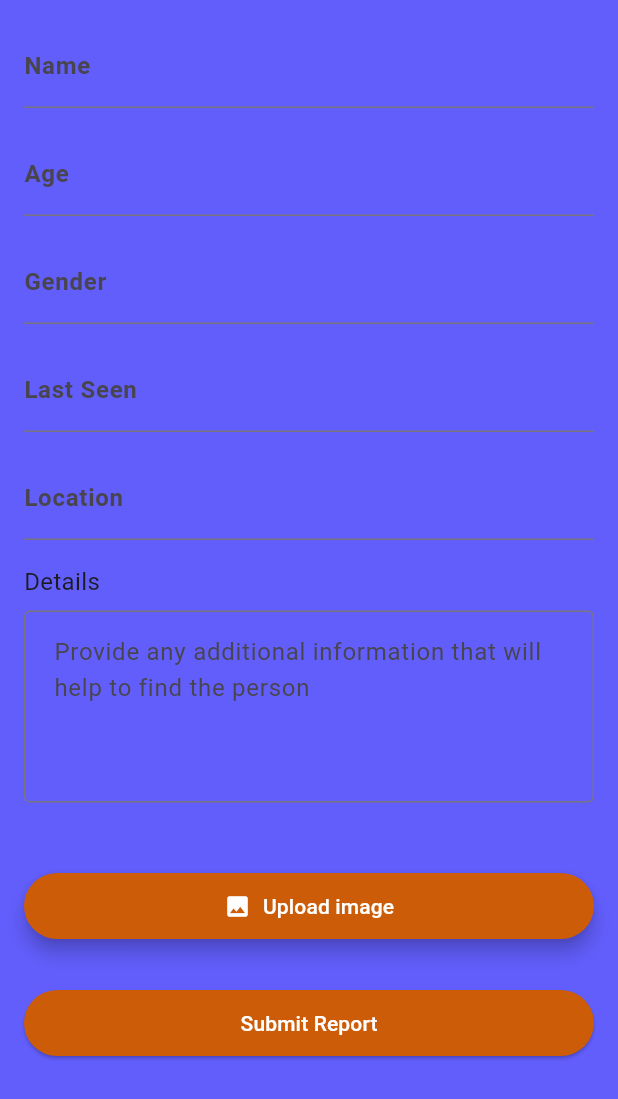
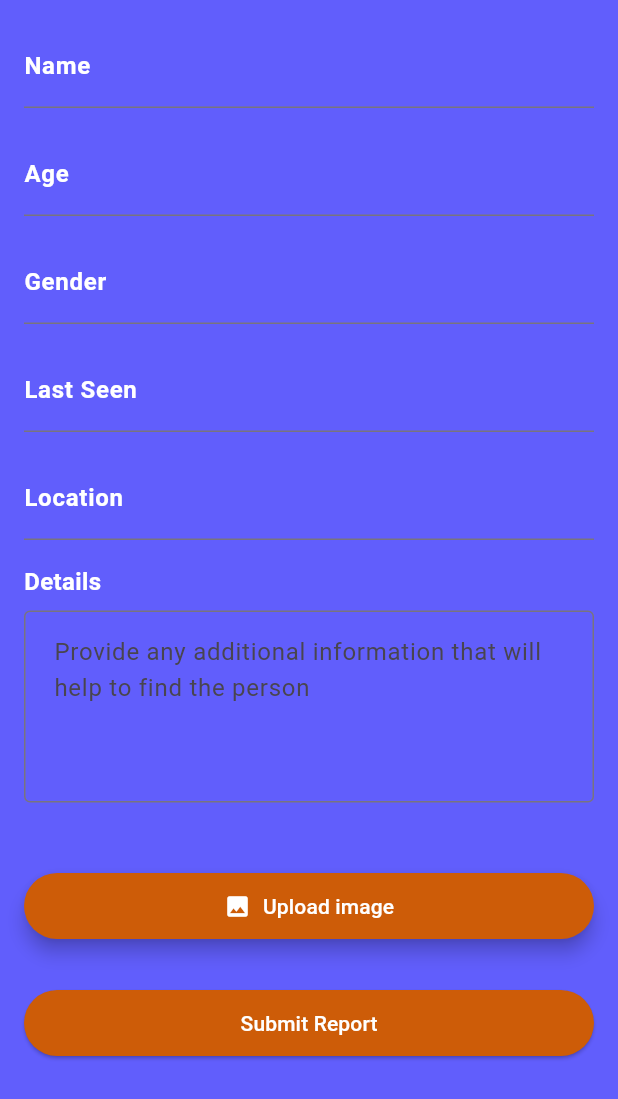
Before and after one commit to bed-com-04-20/safetyNet, a Flutter app: the ReportFormScreen screen opened directly, on a phone screen of 412 x 824 dp. Shown: the top 1099 px of the screen. Run offline on Flutter 3.47's test engine with Material 3 defaults, Android fonts, the phone set to English and light mode, and no system bars; our stand-ins replace cached_network_image, cloud_firestore, firebase_auth, firebase_core, firebase_database, firebase_storage and 1 more; missing offline and left inert: firebase_app_check; accounts and stored records are empty.

Commit message:
coloring

```diff
--- a/lib/src/ui/report_form_screen.dart
+++ b/lib/src/ui/report_form_screen.dart
@@ -20,6 +20,7 @@ class _ReportFormScreenState extends State<ReportFormScreen> {
   final _formKey = GlobalKey<FormState>();
   final FirestoreService _firestoreService = FirestoreService();
   DateTime? _selectedDate;
+  final TextEditingController _dateController = TextEditingController(); // Controller for date field
   File? _selectedImage; // This will hold the selected image file
   String? _imageUrl; // This will store the image URL after upload
   final ImagePicker _picker = ImagePicker(); // To pick images
@@ -142,6 +143,13 @@ class _ReportFormScreenState extends State<ReportFormScreen> {
     }
   }
 
+  //to display the date after being picked-up
+  @override
+  void dispose() {
+    _dateController.dispose(); // Dispose controller when done
+    super.dispose();
+  }
+
   @override
   Widget build(BuildContext context) {
     return Scaffold(
@@ -156,11 +164,11 @@ class _ReportFormScreenState extends State<ReportFormScreen> {
             key: _formKey,
             child: ListView(
               children: [
-
                 TextFormField(
                   decoration: InputDecoration(
                     labelText: 'Name',
-                    labelStyle: TextStyle(fontWeight: FontWeight.bold),
+                    labelStyle: TextStyle(fontWeight: FontWeight.bold,
+                    color: Colors.white),
                     hintText: 'Enter a name of a missing person',
                   ),
 
@@ -176,7 +184,8 @@ class _ReportFormScreenState extends State<ReportFormScreen> {
                 TextFormField(
                   decoration: InputDecoration(
                     labelText: 'Age',
-                    labelStyle: TextStyle(fontWeight: FontWeight.bold),
+                    labelStyle: TextStyle(fontWeight: FontWeight.bold,
+                        color: Colors.white),
                     hintText: 'Enter estimated age',
                   ),
 
@@ -192,7 +201,8 @@ class _ReportFormScreenState extends State<ReportFormScreen> {
                 TextFormField(
                   decoration: InputDecoration(
                     labelText: 'Gender',
-                    labelStyle: TextStyle(fontWeight: FontWeight.bold),
+                    labelStyle: TextStyle(fontWeight: FontWeight.bold,
+                    color: Colors.white),
                     hintText: 'Enter gender',
                   ),
 
@@ -206,14 +216,15 @@ class _ReportFormScreenState extends State<ReportFormScreen> {
 
                 // Date Picker for Last Seen
                 TextFormField(
+                  controller: _dateController, // Attach controller here
                   decoration: InputDecoration(
                     labelText: 'Last Seen',
-                    labelStyle: TextStyle(fontWeight: FontWeight.bold),
-                    hintText: _selectedDate == null
-                        ? 'Choose Date'
-                        : _dateFormatter.format(_selectedDate!),
+                    labelStyle: TextStyle(
+                      fontWeight: FontWeight.bold,
+                      color: Colors.white,
+                    ),
+                    hintText: 'Choose Date',
                   ),
-
                   validator: (value) {
                     if (_selectedDate == null) {
                       return 'Please choose a date';
@@ -228,9 +239,10 @@ class _ReportFormScreenState extends State<ReportFormScreen> {
                       firstDate: DateTime(2000),
                       lastDate: DateTime.now(),
                     );
-                    if (pickedDate != null && pickedDate != _selectedDate) {
+                    if (pickedDate != null) {
                       setState(() {
                         _selectedDate = pickedDate;
+                        _dateController.text = _dateFormatter.format(pickedDate); // Display the picked date
                       });
                     }
                   },
@@ -241,14 +253,14 @@ class _ReportFormScreenState extends State<ReportFormScreen> {
                     }
                   },
                 ),
-
                 SizedBox(height: 16.0),
 
                 // Input for location
                 TextFormField(
                   decoration: InputDecoration(
                     labelText: 'Location',
-                    labelStyle: TextStyle(fontWeight: FontWeight.bold),
+                    labelStyle: TextStyle(fontWeight: FontWeight.bold,
+                        color: Colors.white),
                     hintText: 'Provide where s/he was lastly seen',
                   ),
                   validator: Validators.requiredField,
@@ -265,6 +277,8 @@ class _ReportFormScreenState extends State<ReportFormScreen> {
                       'Details',
                       style: TextStyle(
                         fontSize: 16.0,
+                          fontWeight: FontWeight.bold,
+                          color: Colors.white
                       ),
                     ),
                     SizedBox(height: 8.0), // Space between label and TextField
@@ -272,6 +286,7 @@ class _ReportFormScreenState extends State<ReportFormScreen> {
                       decoration: InputDecoration(
                         hintText: 'Provide any additional information that will help to find the person',
                         border: OutlineInputBorder(), // Rectangular border
+                        labelStyle: TextStyle(color: Colors.white),
                         contentPadding: EdgeInsets.all(16.0), // Padding inside the TextField
                       ),
                       maxLines: 4,
```
Also changed, not shown: lib/src/ui/report_list_screen.dart (+10 -11 lines).
